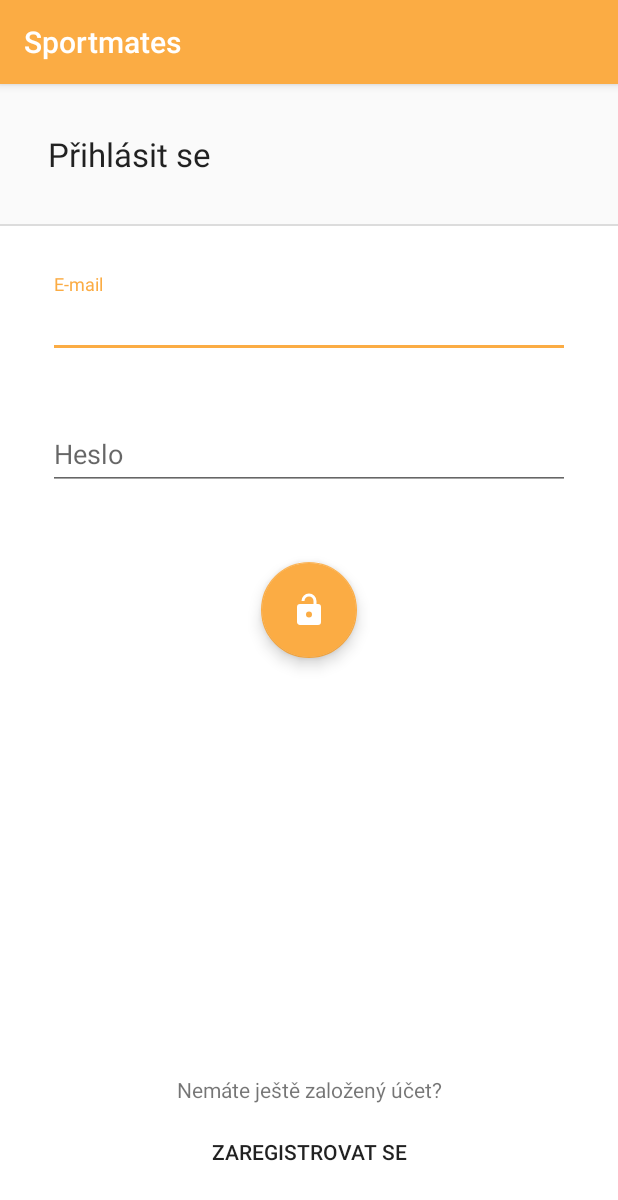
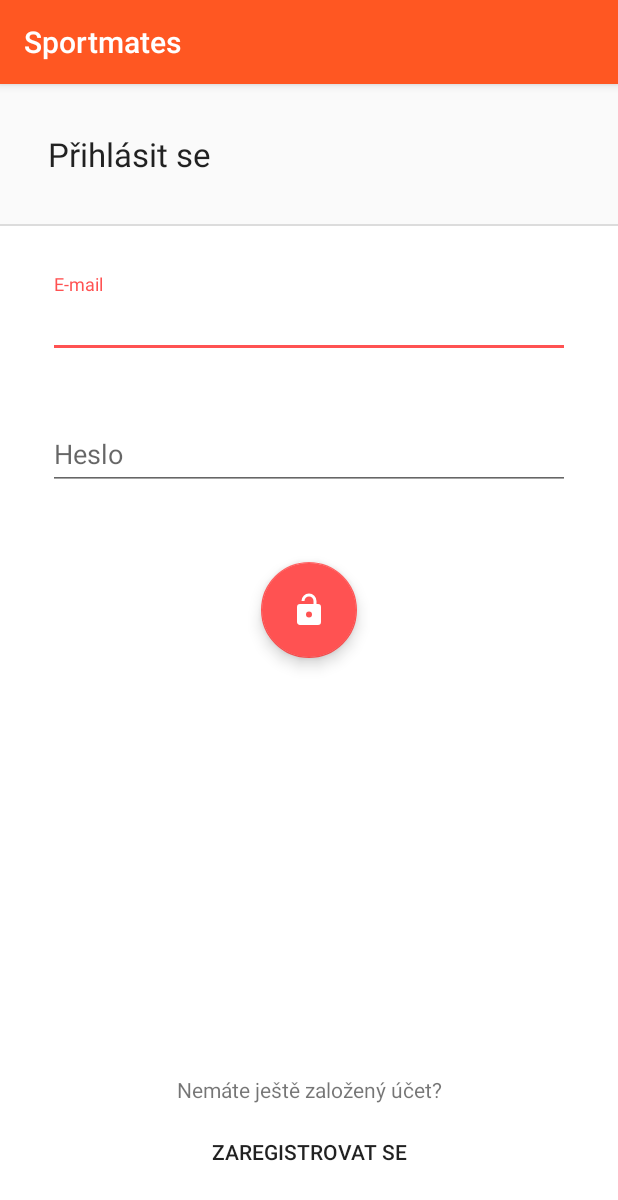
Before and after one commit to hajmajeboss/tamz2-sportmates-lite, an Android app: the screen it shows after launch (LoginActivity), on a phone screen of 412 x 824 dp. Shown: the top 1200 px of the screen. Run offline under Robolectric (Android 15) with nearby library versions, the phone set to English and light mode, and no system bars; our stand-ins replace Firebase (no records; nobody signed in at launch, a user with empty details on screens opened directly).

Commit message:
change colors, bug fixes, screenshots

```diff
--- a/src/main/java/cz/greapp/sportmateslite/LoginActivity.java
+++ b/src/main/java/cz/greapp/sportmateslite/LoginActivity.java
@@ -56,11 +56,12 @@ public class LoginActivity extends AppCompatActivity {
         loginButton.setOnClickListener(new View.OnClickListener() {
             @Override
             public void onClick(View view) {
-                progressDialog = ProgressDialog.show(ctx, "Přihlásit se", "Může to trvat několik vteřin...");
+
                 String email = emailField.getText().toString();
                 String password = passwordField.getText().toString();
 
                 if (!email.equals("") && !password.equals("")) {
+                    progressDialog = ProgressDialog.show(ctx, "Přihlásit se", "Může to trvat několik vteřin...");
                     auth.signInWithEmailAndPassword(email, password).addOnCompleteListener(new OnCompleteListener<AuthResult>() {
                        @Override
                        public void onComplete(@NonNull Task<AuthResult> task) {
--- a/src/main/res/values/colors.xml
+++ b/src/main/res/values/colors.xml
@@ -1,6 +1,6 @@
 <?xml version="1.0" encoding="utf-8"?>
 <resources>
-    <color name="colorPrimary">#FBAC44</color>
+    <color name="colorPrimary">#FF5722</color>
     <color name="colorPrimaryDark">#000</color>
-    <color name="colorAccent">#FBAC44</color>
+    <color name="colorAccent">#FF5252</color>
 </resources>
```
Also changed, not shown: 4 other files.
